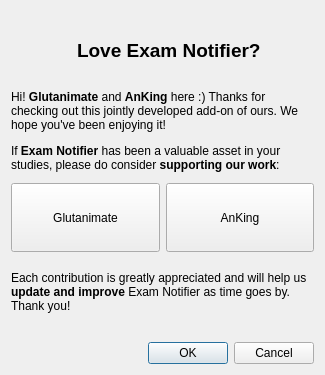
AnKing-VIP/exam-notifier, file designer/contrib.ui: the form before one commit.
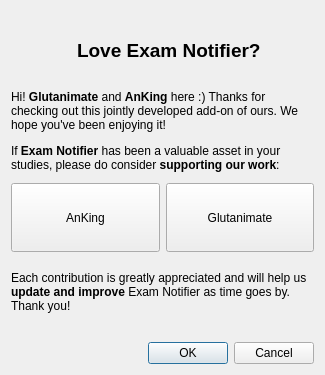
The form after the commit.

Commit message: Switch AnKing and Glutanimate

Patch:
```diff
--- a/designer/contrib.ui
+++ b/designer/contrib.ui
@@ -123,7 +123,7 @@
      <item>
       <layout class="QGridLayout" name="gridLayout">
        <item row="1" column="0">
-        <widget class="QPushButton" name="btnGlutanimate">
+        <widget class="QPushButton" name="btnAnKing">
          <property name="sizePolicy">
           <sizepolicy hsizetype="Expanding" vsizetype="Minimum">
            <horstretch>0</horstretch>
@@ -135,7 +135,7 @@
 exclusive add-ons &amp;&amp; other goodies!</string>
          </property>
          <property name="text">
-          <string>Glutanimate</string>
+          <string>AnKing</string>
          </property>
          <property name="iconSize">
           <size>
@@ -146,7 +146,7 @@
         </widget>
        </item>
        <item row="1" column="1">
-        <widget class="QPushButton" name="btnAnKing">
+        <widget class="QPushButton" name="btnGlutanimate">
          <property name="sizePolicy">
           <sizepolicy hsizetype="Expanding" vsizetype="Minimum">
            <horstretch>0</horstretch>
@@ -158,7 +158,7 @@
 exclusive content by the AnKing team!</string>
          </property>
          <property name="text">
-          <string>AnKing</string>
+          <string>Glutanimate</string>
          </property>
          <property name="iconSize">
           <size>
```
Left out of the diff: 4 changed lines with no effect on the pictures.
